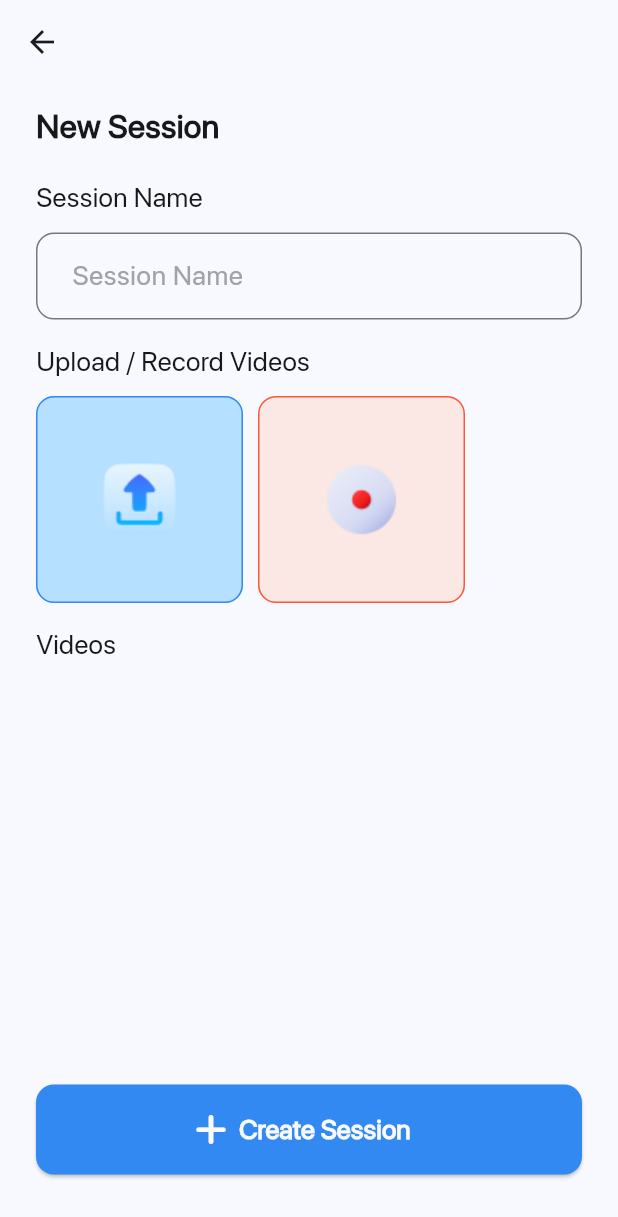
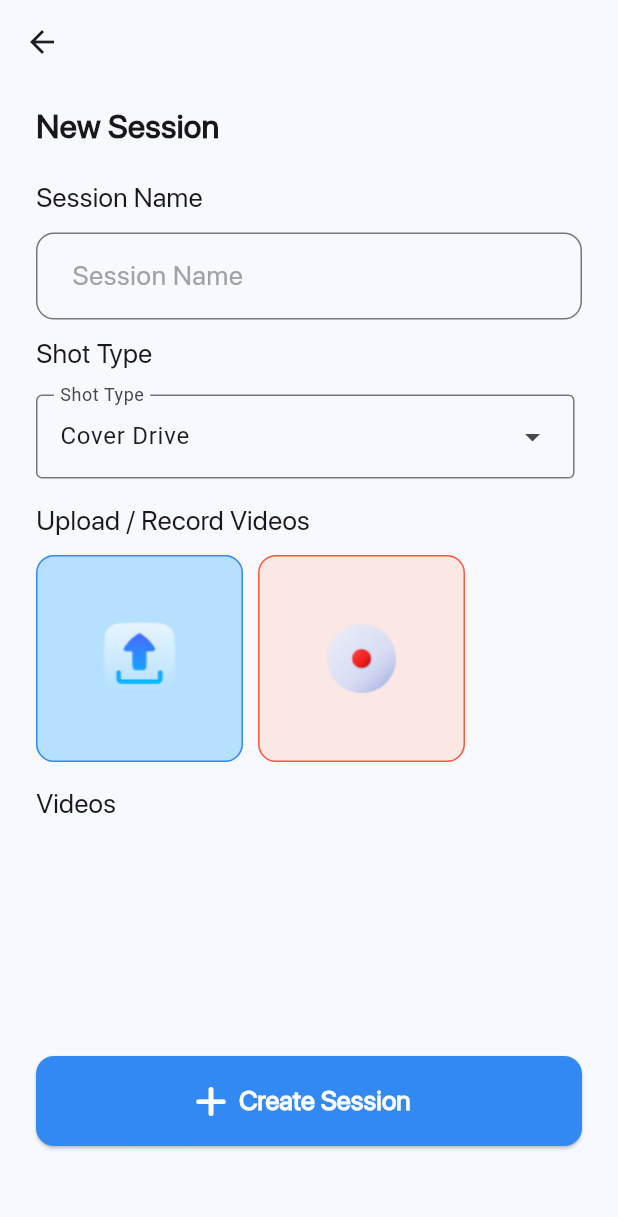
Before and after one commit to HibbanHaroon/CricAI, a Flutter app: the CreateSessionView screen opened by its route, on a phone screen of 412 x 824 dp. Shown: the top 1217 px of the screen. Run offline on Flutter 3.47's test engine with Material 3 defaults, Android fonts, the light colour scheme and no system bars; our stand-ins replace awesome_snackbar_content, cloud_firestore, firebase_auth, firebase_core, firebase_storage, flick_video_player and 3 more; missing offline and left inert: flutter_ffmpeg; accounts and stored records are empty.

Commit message:
Add Shot Type to Session and Create Custom Dropdown Menu Component

```diff
--- a/lib/services/cloud/cloud_storage_constants.dart
+++ b/lib/services/cloud/cloud_storage_constants.dart
@@ -4,6 +4,7 @@ const nameFieldName = 'name';
 const userTypeFieldName = 'user_type';
 
 const timeFieldName = 'time';
+const shotTypeFieldName = 'shot_type';
 const videosFieldName = 'videos';
 
 const coachIdFieldName = 'coach_id';
--- a/lib/services/cloud/firebase_cloud_storage.dart
+++ b/lib/services/cloud/firebase_cloud_storage.dart
@@ -114,6 +114,7 @@ class FirebaseCloudStorage {
   Future<String> createSession({
     required String ownerUserId,
     required String name,
+    required String shotType,
     required List<dynamic> videos,
   }) async {
     try {
@@ -121,6 +122,7 @@ class FirebaseCloudStorage {
         ownerUserIdFieldName: ownerUserId,
         nameFieldName: name,
         timeFieldName: FieldValue.serverTimestamp(),
+        shotTypeFieldName: shotType,
         videosFieldName: videos,
       });
       return docRef.id;
@@ -138,11 +140,13 @@ class FirebaseCloudStorage {
   Future<void> updateSession({
     required String documentId,
     required String name,
+    required String shotType,
     required List<dynamic> videos,
   }) async {
     try {
       await sessions.doc(documentId).update({
         nameFieldName: name,
+        shotTypeFieldName: shotType,
         videosFieldName: videos,
       });
     } catch (e) {
--- a/lib/services/cloud/sessions/cloud_session.dart
+++ b/lib/services/cloud/sessions/cloud_session.dart
@@ -8,6 +8,7 @@ class CloudSession {
   final String ownerUserId;
   final String name;
   final Timestamp time;
+  final String shotType;
   final List<dynamic> videos;
 
   const CloudSession({
@@ -15,6 +16,7 @@ class CloudSession {
     required this.ownerUserId,
     required this.name,
     required this.time,
+    required this.shotType,
     required this.videos,
   });
 
@@ -25,6 +27,7 @@ class CloudSession {
         ownerUserId = snapshot.data()[ownerUserIdFieldName],
         name = snapshot.data()[nameFieldName] as String,
         time = snapshot.data()[timeFieldName] as Timestamp,
+        shotType = snapshot.data()[shotTypeFieldName] as String,
         videos = snapshot.data()[videosFieldName] as List<dynamic>;
 
   CloudSession.fromDocumentSnapshot(DocumentSnapshot snapshot)
@@ -32,5 +35,6 @@ class CloudSession {
         ownerUserId = snapshot.get(ownerUserIdFieldName),
         name = snapshot.get(nameFieldName) as String,
         time = snapshot.get(timeFieldName) as Timestamp,
+        shotType = snapshot.get(shotTypeFieldName) as String,
         videos = snapshot.get(videosFieldName) as List<dynamic>;
 }
--- /dev/null
+++ b/lib/services/cloud/sessions/shot_types.dart
@@ -0,0 +1,5 @@
+const List<String> shotTypes = <String>[
+  'Cover Drive',
+  'Pull Shot',
+  'Front Defence'
+];
--- /dev/null
+++ b/lib/views/components/dropdown_menu.dart
@@ -0,0 +1,60 @@
+import 'package:cricai/constants/colors.dart';
+import 'package:flutter/material.dart';
+
+class CustomDropdownMenu extends StatefulWidget {
+  final double width;
+  final String initialSelection;
+  final String label;
+  final void Function(String?) onSelected;
+  final List<String> types;
+
+  const CustomDropdownMenu({
+    super.key,
+    required this.width,
+    required this.initialSelection,
+    required this.label,
+    required this.onSelected,
+    required this.types,
+  });
+
+  @override
+  State<CustomDropdownMenu> createState() => _CustomDropdownMenuState();
+}
+
+class _CustomDropdownMenuState extends State<CustomDropdownMenu> {
+  @override
+  Widget build(BuildContext context) {
+    return Row(
+      children: <Widget>[
+        DropdownMenu<String>(
+          width: widget.width,
+          initialSelection: widget.initialSelection,
+          label: Text(
+            widget.label,
+          ),
+          onSelected: (String? value) {
+            widget.onSelected(value);
+          },
+          dropdownMenuEntries:
+              widget.types.map<DropdownMenuEntry<String>>((String value) {
+            return DropdownMenuEntry<String>(
+              value: value,
+              label: value,
+              style: MenuItemButton.styleFrom(
+                textStyle: const TextStyle(
+                  fontFamily: 'SF Pro Display',
+                  fontStyle: FontStyle.normal,
+                  fontWeight: FontWeight.w400,
+                  fontSize: 18.0,
+                  height: 1.0,
+                  color: AppColors.darkTextColor,
+                ),
+                foregroundColor: AppColors.primaryColor,
+              ),
+            );
+          }).toList(),
+        )
+      ],
+    );
+  }
+}
--- a/lib/views/sessions/create_session_view.dart
+++ b/lib/views/sessions/create_session_view.dart
@@ -5,8 +5,10 @@ import 'package:cricai/constants/routes.dart';
 import 'package:cricai/services/auth/auth_service.dart';
 import 'package:cricai/services/cloud/firebase_cloud_storage.dart';
 import 'package:cricai/services/cloud/sessions/cloud_session.dart';
+import 'package:cricai/services/cloud/sessions/shot_types.dart';
 import 'package:cricai/utilities/get_video_file.dart';
 import 'package:cricai/utilities/snackbar/success_snackbar.dart';
+import 'package:cricai/views/components/dropdown_menu.dart';
 import 'package:cricai/views/components/list_tile.dart';
 import 'package:flutter/material.dart';
 import 'package:font_awesome_flutter/font_awesome_flutter.dart';
@@ -24,12 +26,14 @@ class _CreateSessionViewState extends State<CreateSessionView> {
   late final TextEditingController _sessionName;
   late List<dynamic> _videoArray;
   late bool _isLoading;
+  late String _shotType;
 
   @override
   void initState() {
     _sessionsService = FirebaseCloudStorage();
     _sessionName = TextEditingController();
     _videoArray = [];
+    _shotType = shotTypes.first;
     _isLoading = false;
     super.initState();
   }
@@ -42,6 +46,7 @@ class _CreateSessionViewState extends State<CreateSessionView> {
 
   @override
   Widget build(BuildContext context) {
+    final screenWidth = MediaQuery.of(context).size.width;
     return Scaffold(
       appBar: AppBar(
         backgroundColor: Colors.transparent,
@@ -111,6 +116,38 @@ class _CreateSessionViewState extends State<CreateSessionView> {
                           height: 1.0,
                           color: AppColors.darkTextColor,
                         ),
+                      ),
+                    ),
+                    const SizedBox(
+                      height: 10.0,
+                    ),
+                    const Row(
+                      children: [
+                        Text(
+                          'Shot Type',
+                          style: TextStyle(
+                            color: AppColors.darkTextColor,
+                            fontFamily: 'SF Pro Display',
+                            fontWeight: FontWeight.w500,
+                            fontSize: 18,
+                          ),
+                        ),
+                      ],
+                    ),
+                    Padding(
+                      padding: const EdgeInsets.only(
+                        top: 14.0,
+                      ),
+                      child: CustomDropdownMenu(
+                        width: screenWidth - ((9 * screenWidth) / 70),
+                        initialSelection: _shotType,
+                        label: "Shot Type",
+                        onSelected: (String? value) {
+                          setState(() {
+                            _shotType = value!;
+                          });
+                        },
+                        types: shotTypes,
                       ),
                     ),
                     const Padding(
@@ -228,7 +265,7 @@ class _CreateSessionViewState extends State<CreateSessionView> {
                     Padding(
                       padding: const EdgeInsets.only(top: 5.0),
                       child: SizedBox(
-                        height: 255.0,
+                        height: 130.0,
                         child: Scrollbar(
                           thumbVisibility: true,
                           child: ListView.builder(
@@ -282,6 +319,7 @@ class _CreateSessionViewState extends State<CreateSessionView> {
                           var documentId = await _sessionsService.createSession(
                             ownerUserId: userId,
                             name: name,
+                            shotType: _shotType,
                             videos: [],
                           );
 
@@ -301,6 +339,7 @@ class _CreateSessionViewState extends State<CreateSessionView> {
                           await _sessionsService.updateSession(
                             documentId: documentId,
                             name: name,
+                            shotType: _shotType,
                             videos: _videoArray,
                           );
 
--- a/lib/views/sessions/session_view.dart
+++ b/lib/views/sessions/session_view.dart
@@ -186,12 +186,13 @@ class _SessionViewState extends State<SessionView> {
                                 if (_isGenerationDisabled == false) {
                                   for (var i = 0; i < videos.length; i++) {
                                     var sessionId = session.documentId;
+                                    var shotType = session.shotType;
                                     var videoName = videos[i]['name'];
                                     var rawVideoUrl =
                                         videos[i]['raw_video_url'];
 
                                     var apiUrl =
-                                        'http://192.168.18.232:8000/?url=$rawVideoUrl&sessionId=$sessionId&videoName=$videoName';
+                                        'http://192.168.18.232:8000/?url=$rawVideoUrl&sessionId=$sessionId&videoName=$videoName&shotType=$shotType';
                                     apiUrl = Uri.encodeFull(apiUrl);
 
                                     var response =
@@ -219,6 +220,7 @@ class _SessionViewState extends State<SessionView> {
                                   await _sessionsService.updateSession(
                                     documentId: session.documentId,
                                     name: session.name,
+                                    shotType: session.shotType,
                                     videos: videos,
                                   );
                                 }
```
Also changed, not shown: lib/views/user_authentication/register_view.dart (+9 -25 lines).
